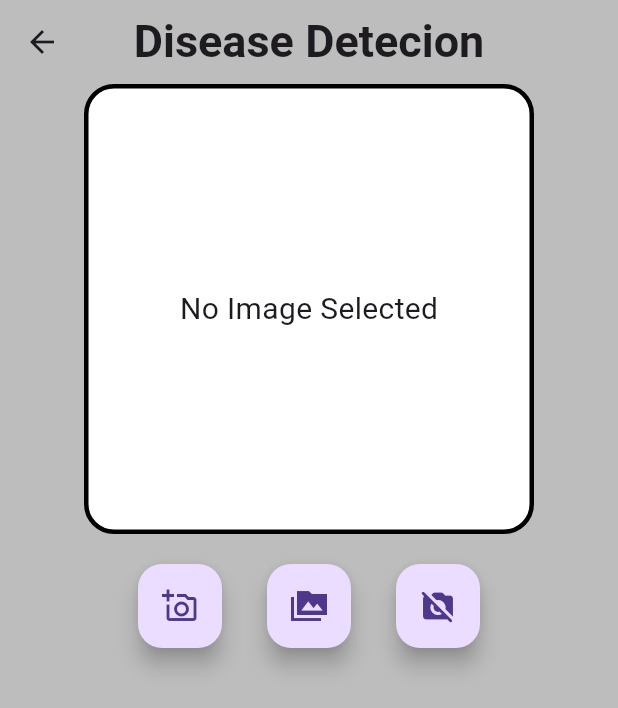
After one commit to Abdo-Elsabagh/Agribot, a Flutter app: the HomeView screen opened directly, after a tap on the "add" icon, on a phone screen of 412 x 824 dp. The commit adds this screen. Shown: the top 708 px of the screen. Run offline on Flutter 3.47's test engine with Material 3 defaults, Android fonts, the phone set to English and light mode, and no system bars.

Commit message:
add scanning

```diff
--- a/lib/home-view.dart
+++ b/lib/home-view.dart
@@ -1,6 +1,7 @@
 import 'package:flutter/material.dart';
 import 'package:flutter/rendering.dart';
 import 'package:flutter_application_1/account_data.dart';
+import 'package:flutter_application_1/scanning.dart';
 import 'package:flutter_application_1/sensor.dart';
 
 class HomeView extends StatelessWidget {
@@ -47,9 +48,15 @@ class HomeView extends StatelessWidget {
                 ))
           ],
         ),
+        floatingActionButton: FloatingActionButton(
+          onPressed: () {
+            Navigator.of(context).push(
+                MaterialPageRoute(builder: (context) => const Scanning()));
+          },
+          child: const Icon(Icons.add),
+        ),
         body: Column(
           children: [
-
             const Text(
               'Iot Monitoring',
               style: TextStyle(fontSize: 18, fontWeight: FontWeight.bold),
--- /dev/null
+++ b/lib/scanning.dart
@@ -0,0 +1,75 @@
+import 'package:flutter/material.dart';
+
+class Scanning extends StatelessWidget {
+  const Scanning({super.key});
+
+  @override
+  Widget build(BuildContext context) {
+    return Scaffold(
+      backgroundColor: Colors.grey[400],
+      appBar: AppBar(
+        backgroundColor: Colors.grey[400],
+        elevation: 0,
+        centerTitle: true,
+        title: const Text(
+          'Disease Detecion',
+          style: TextStyle(fontSize: 30, fontWeight: FontWeight.bold),
+        ),
+      ),
+      body: ListView(
+        children: [
+          Center(
+            child: Column(
+              mainAxisAlignment: MainAxisAlignment.center,
+              children: [
+                Container(
+                  width: 300,
+                  height: 300,
+                  alignment: Alignment.center,
+                  decoration: BoxDecoration(
+                      color: Colors.white,
+                      borderRadius: BorderRadius.circular(20),
+                      border: Border.all(color: Colors.black, width: 3)),
+                  child: const Text(
+                    'No Image Selected',
+                    style:
+                        TextStyle(fontSize: 20, fontWeight: FontWeight.normal),
+                  ),
+                ),
+                const SizedBox(
+                  height: 20,
+                ),
+                Center(
+                  child: Row(
+                    mainAxisAlignment: MainAxisAlignment.center,
+                    crossAxisAlignment: CrossAxisAlignment.center,
+                    children: [
+                      FloatingActionButton(
+                        onPressed: () {},
+                        child: const Icon(Icons.add_a_photo_outlined),
+                      ),
+                      const SizedBox(
+                        width: 30,
+                      ),
+                      FloatingActionButton(
+                        onPressed: () {},
+                        child: const Icon(Icons.perm_media_sharp),
+                      ),
+                      const SizedBox(
+                        width: 30,
+                      ),
+                      FloatingActionButton(
+                        onPressed: () {},
+                        child: const Icon(Icons.no_photography_rounded),
+                      ),
+                    ],
+                  ),
+                )
+              ],
+            ),
+          )
+        ],
+      ),
+    );
+  }
+}
```
